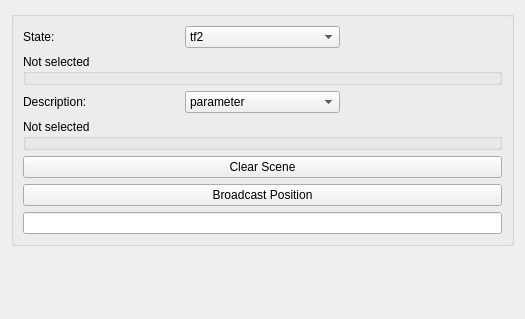
Qt form Resources/UI/qSlicerRos2ModuleWidget.ui (LauraConnolly/LumpNavRobotics) before a commit.
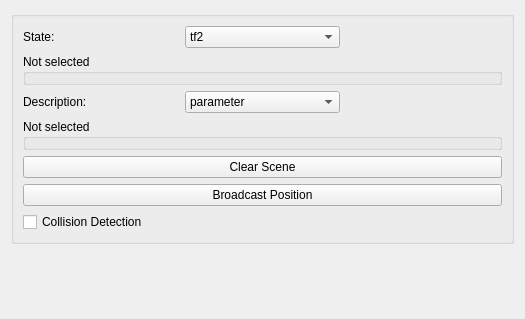
The same form after that commit. Custom widgets are drawn as their Qt base class.

Commit message: Updated the widget to have check collision option.

The edit to the form file:
```diff
--- a/Resources/UI/qSlicerRos2ModuleWidget.ui
+++ b/Resources/UI/qSlicerRos2ModuleWidget.ui
@@ -103,8 +103,12 @@
         </property>
        </widget>
       </item>
-      <item row="6" column="0" colspan="3">
-       <widget class="QLineEdit" name="controlTopicLineEdit"/>
+      <item row="7" column="0">
+       <widget class="QCheckBox" name="collisionDetectionCheckBox">
+        <property name="text">
+         <string>Collision Detection</string>
+        </property>
+       </widget>
       </item>
      </layout>
     </widget>
```
Left out of the diff: 72 changed lines with no effect on the pictures. The commit also changes 4 other files.
